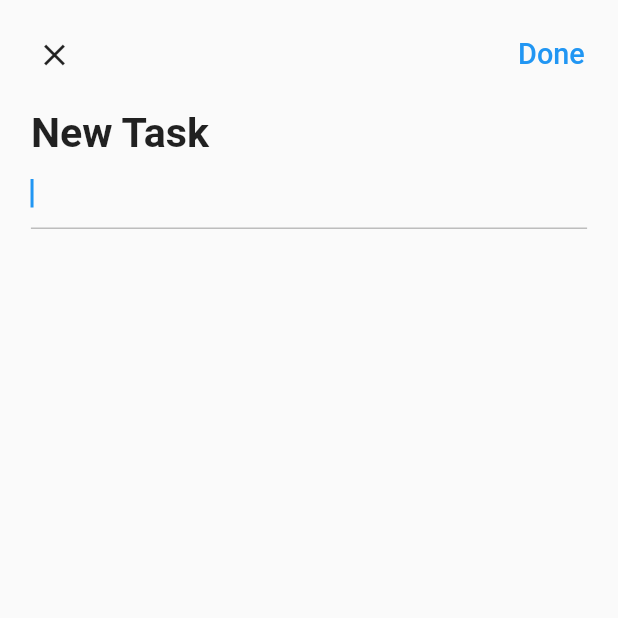
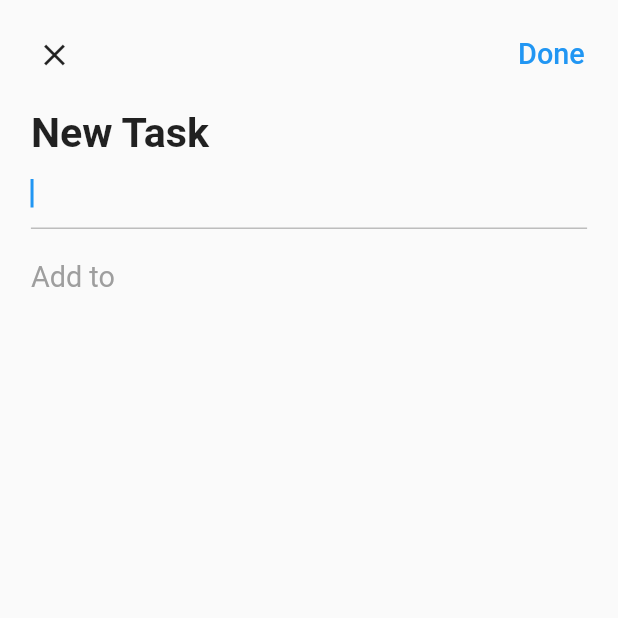
Before and after one commit to TataAdiN/Todo-List---Flutter, a Flutter app: the AddDialog screen opened directly, on a phone screen of 412 x 824 dp, the top half of it. Run offline on Flutter 3.47's test engine with Material 2 defaults, Android fonts, the phone set to English and light mode, and no system bars; our stand-ins replace dotted_border, equatable, flutter_easyloading, get, get_storage, step_progress_indicator; accounts and stored records are empty.

Commit message:
[add_dialog] improve form add_dialog

```diff
--- a/lib/modules/home/controller.dart
+++ b/lib/modules/home/controller.dart
@@ -12,6 +12,7 @@ class HomeController extends GetxController{
   final chipIndex = 0.obs;
   final deleting = false.obs;
   final tasks = <Task>[].obs;
+  final task = Rx<Task?>(null);
 
   @override
   void onInit(){
@@ -28,6 +29,10 @@ class HomeController extends GetxController{
     deleting.value = value;
   }
 
+  void changeTask(Task? select){
+    task.value = select;
+  }
+
   bool addTask(Task task){
     if(tasks.contains(task)){
       return false;
--- a/lib/modules/home/widgets/add_dialog.dart
+++ b/lib/modules/home/widgets/add_dialog.dart
@@ -11,7 +11,9 @@ class AddDialog extends StatelessWidget{
   @override
   Widget build(BuildContext context) {
     return Scaffold(
-      body: ListView(
+      body: Form(
+        key : homeCtrl.formKey,
+        child: ListView(
           children: [
             Padding(
               padding: EdgeInsets.all(3.0.wp),
@@ -21,6 +23,8 @@ class AddDialog extends StatelessWidget{
                   IconButton(
                     onPressed: (){
                       Get.back();
+                      homeCtrl.formCtrl.clear();
+                      homeCtrl.changeTask(null);
                     },
                     icon: const Icon(Icons.close)
                   ),
@@ -49,15 +53,82 @@ class AddDialog extends StatelessWidget{
             Padding(
               padding: EdgeInsets.symmetric(horizontal: 5.0.wp),
               child: TextFormField(
+                controller: homeCtrl.formCtrl,
                 decoration: InputDecoration(
                   focusedBorder: UnderlineInputBorder(
                     borderSide: BorderSide(color: Colors.grey[400]!)
                   )
                 ),
                 autofocus: true,
+                validator: (value){
+                  if(value == null || value.trim().isEmpty){
+                    return 'Please enter your todo item';
+                  }
+                  return null;
+                },
               ),
+            ),
+            Padding(
+              padding: EdgeInsets.only(
+                top: 5.0.wp,
+                left: 5.0.wp,
+                right: 5.0.wp,
+                bottom: 2.0.wp
+              ),
+              child: Text(
+                'Add to',
+                style: TextStyle(
+                  fontSize: 14.0.sp,
+                  color: Colors.grey
+                )
+              ),
+            ),
+            ...homeCtrl.tasks.map((element) =>
+            Obx(
+              () =>
+              InkWell(
+                onTap: ()=> homeCtrl.changeTask(element),
+                child: Padding(
+                  padding: EdgeInsets.symmetric(
+                    vertical: 3.0.wp,
+                    horizontal: 5.0.wp
+                  ),
+                  child: Row(
+                    mainAxisAlignment: MainAxisAlignment.spaceBetween,
+                    children: [
+                      Row(
+                        children: [
+                          Icon(
+                            IconData(
+                              element.icon,
+                              fontFamily: 'MaterialIcons'
+                            ),
+                            color: HexColor.fromHex(element.color)
+                          ),
+                          SizedBox(
+                            width: 3.0.wp
+                          ),
+                          Text(
+                            element.title,
+                            style: TextStyle(
+                              fontSize: 12.0.sp,
+                              fontWeight: FontWeight.bold
+                            )
+                          ),
+                        ],
+                      ),
+                      if(homeCtrl.task.value == element)
+                        const Icon(
+                          Icons.check,
+                          color: Colors.blue
                         )
                     ],
+                  ),
+                ),
+              ),
+            ))
+          ],
+        ),
       ),
     );
   }
```
Lines whose indentation alone changed are shown as unchanged.
